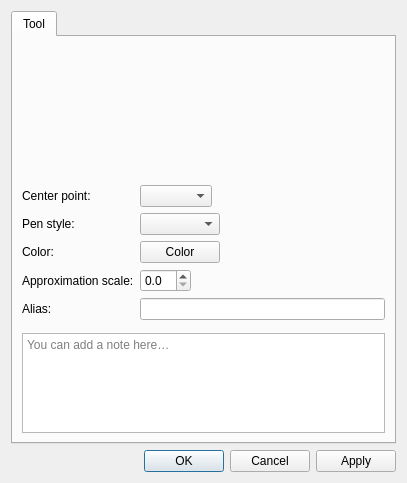
Qt form src/libs/vtools/dialogs/tools/dialogarc.ui (equinox-patterns/Ostara) before a commit.
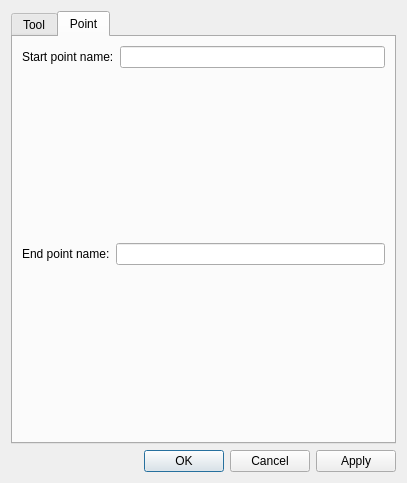
The same form after that commit. The open tabs and pages were chosen to show the change. Icons and pictures are not drawn. Custom widgets are drawn as their Qt base class.

Commit message: Arc tool: start/end points + dialog<->vis formula format fix

```diff
--- a/src/libs/vtools/dialogs/tools/dialogarc.ui
+++ b/src/libs/vtools/dialogs/tools/dialogarc.ui
@@ -214,6 +214,55 @@
        </item>
       </layout>
      </widget>
+     <widget class="QWidget" name="tabPoint">
+      <attribute name="title">
+       <string>Point</string>
+      </attribute>
+      <layout class="QVBoxLayout" name="verticalLayoutPoint">
+       <item>
+        <layout class="QFormLayout" name="formLayoutStartPoint">
+         <property name="fieldGrowthPolicy">
+          <enum>QFormLayout::ExpandingFieldsGrow</enum>
+         </property>
+         <item row="0" column="0">
+          <widget class="QLabel" name="labelStartPointName">
+           <property name="text">
+            <string>Start point name:</string>
+           </property>
+          </widget>
+         </item>
+         <item row="0" column="1">
+          <widget class="QLineEdit" name="lineEditStartPointName">
+           <property name="clearButtonEnabled">
+            <bool>true</bool>
+           </property>
+          </widget>
+         </item>
+        </layout>
+       </item>
+       <item>
+        <layout class="QFormLayout" name="formLayoutEndPoint">
+         <property name="fieldGrowthPolicy">
+          <enum>QFormLayout::ExpandingFieldsGrow</enum>
+         </property>
+         <item row="0" column="0">
+          <widget class="QLabel" name="labelEndPointName">
+           <property name="text">
+            <string>End point name:</string>
+           </property>
+          </widget>
+         </item>
+         <item row="0" column="1">
+          <widget class="QLineEdit" name="lineEditEndPointName">
+           <property name="clearButtonEnabled">
+            <bool>true</bool>
+           </property>
+          </widget>
+         </item>
+        </layout>
+       </item>
+      </layout>
+     </widget>
     </widget>
    </item>
    <item>
```
Left out of the diff: 14 changed lines with no effect on the pictures. The commit also changes 44 other files.
